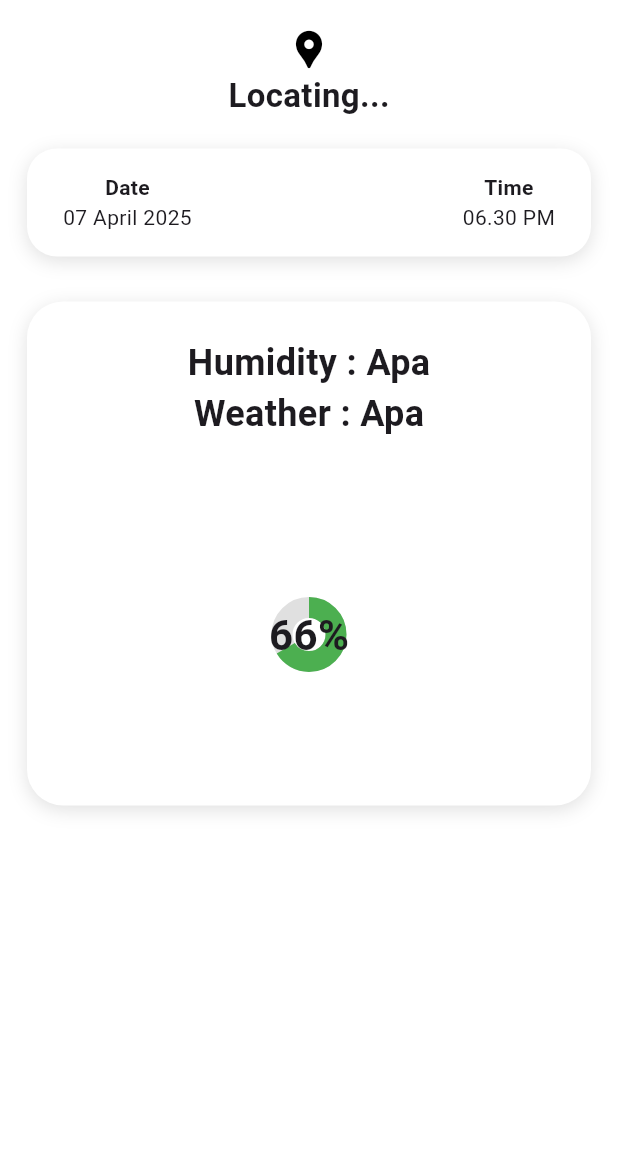
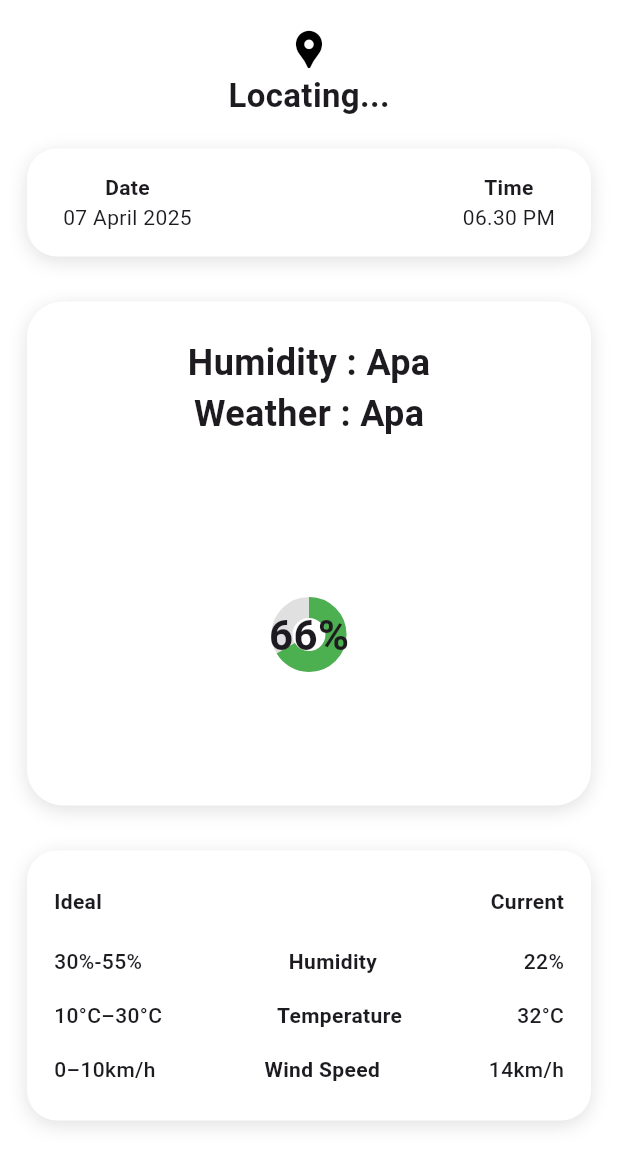
Before and after one commit to TwoTapz/FirePlace, a Flutter app: the MainScreenPage screen opened directly, on a phone screen of 412 x 824 dp. Shown: the top 1166 px of the screen. Run offline on Flutter 3.47's test engine with Material 3 defaults, Android fonts, the phone set to English and light mode, and no system bars; our stand-ins replace geocoding, geolocator.

Commit message:
Risk update MainScreen

```diff
--- a/lib/screens/MainScreenPage.dart
+++ b/lib/screens/MainScreenPage.dart
@@ -29,6 +29,18 @@ class _MainScreenPageState extends State<MainScreenPage> {
     _time = DateFormat('hh.mm a').format(now);
     setState(() {});
   }
+
+Widget _buildRiskRow(String ideal, String label, String current) {
+  return Row(
+    mainAxisAlignment: MainAxisAlignment.spaceBetween,
+    children: [
+      Text(ideal, style: const TextStyle(fontWeight: FontWeight.w500)),
+      Text(label, style: const TextStyle(fontWeight: FontWeight.bold)),
+      Text(current, style: const TextStyle(fontWeight: FontWeight.w500)),
+    ],
+  );
+}
+
 
 Future<void> _getCurrentLocation() async {
   bool serviceEnabled = await Geolocator.isLocationServiceEnabled();
@@ -156,7 +168,42 @@ Future<void> _getCurrentLocation() async {
                     ),
                   ],
                 )
-              )
+              ),
+
+              const SizedBox(height: 30),
+
+              AnimatedSlide(
+                offset: Offset(0, 0), // slide in from bottom
+                duration: Duration(milliseconds: 800),
+                curve: Curves.easeOut,
+                child: Container(
+                  padding: const EdgeInsets.symmetric(vertical: 24, horizontal: 18),
+                  decoration: BoxDecoration(
+                    color: Colors.white,
+                    borderRadius: BorderRadius.circular(20),
+                    boxShadow: const [
+                      BoxShadow(color: Colors.black12, blurRadius: 10, offset: Offset(0, 3)),
+                    ],
+                      ),
+                      child: Column(
+                        children: [
+                          Row(
+                            mainAxisAlignment: MainAxisAlignment.spaceBetween,
+                            children: const [
+                              Text('Ideal', style: TextStyle(fontWeight: FontWeight.bold)),
+                              Text('Current', style: TextStyle(fontWeight: FontWeight.bold)),
+                            ],
+                          ),
+                          const SizedBox(height: 20),
+                          _buildRiskRow('30%-55%', 'Humidity', '22%'),
+                          const SizedBox(height: 16),
+                          _buildRiskRow('10°C–30°C', 'Temperature', '32°C'),
+                          const SizedBox(height: 16),
+                          _buildRiskRow('0–10km/h', 'Wind Speed', '14km/h'),
+                        ],
+                      ),
+                    ),
+                  ),
             ],
           ),
         ),
```
Also changed, not shown: 4 other files.
